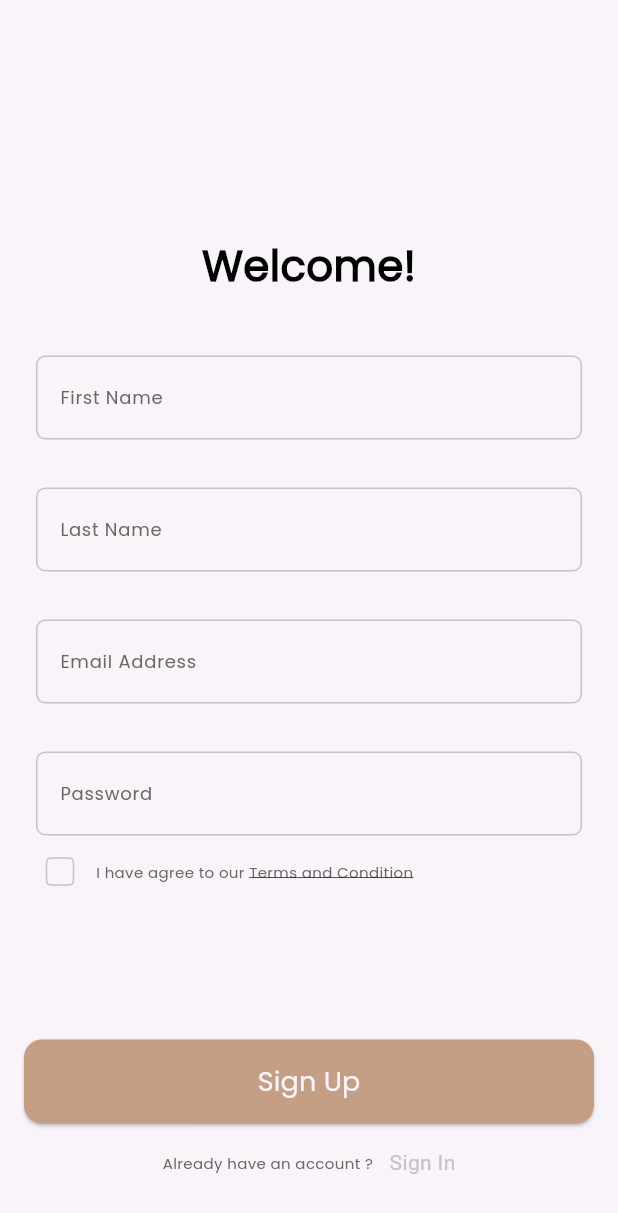
After one commit to ahmed10619/dalel, a Flutter app: the screen it shows after launch, after a tap on "Skip", after a tap on "Create Account", on a phone screen of 412 x 824 dp. The commit adds this screen. Shown: the top 1213 px of the screen. Run offline on Flutter 3.47's test engine with Material 3 defaults, Android fonts, the phone set to English and light mode, and no system bars; our stand-ins replace firebase_auth, firebase_core, flutter_bloc, get_it, go_router, shared_preferences and 1 more; accounts and stored records are empty.

Commit message:
create account with email and password

```diff
--- /dev/null
+++ b/lib/app/dalel_app.dart
@@ -0,0 +1,18 @@
+import 'package:dalel/core/routers/app_routers.dart';
+import 'package:dalel/core/utils/app_colors.dart';
+import 'package:flutter/material.dart';
+
+class Dalel extends StatelessWidget {
+  const Dalel({super.key});
+
+  @override
+  Widget build(BuildContext context) {
+    return MaterialApp.router(
+      debugShowCheckedModeBanner: false,
+      theme: ThemeData(
+        scaffoldBackgroundColor: AppColors.offWhite,
+      ),
+      routerConfig: routers,
+    );
+  }
+}
--- /dev/null
+++ b/lib/core/functions/chech_auth.dart
@@ -0,0 +1,11 @@
+import 'package:firebase_auth/firebase_auth.dart';
+
+void checkAuthMethod() {
+  FirebaseAuth.instance.authStateChanges().listen((User? user) {
+    if (user == null) {
+      print('User is currently signed out!');
+    } else {
+      print('User is signed in!');
+    }
+  });
+}
--- a/lib/features/auth/presentation/cubits/auth_cubit/auth_cubit.dart
+++ b/lib/features/auth/presentation/cubits/auth_cubit/auth_cubit.dart
@@ -1,7 +1,32 @@
+import 'package:firebase_auth/firebase_auth.dart';
 import 'package:flutter_bloc/flutter_bloc.dart';
 
 import 'auth_state.dart';
 
 class AuthCubit extends Cubit<AuthState> {
   AuthCubit() : super(AuthInitial());
+  late String firstName;
+  late String lastName;
+  late String emailAddress;
+  late String password;
+  signUpWithEmailAndPassword() async {
+    try {
+      emit(SignUpLoadingState());
+      final credential =
+          await FirebaseAuth.instance.createUserWithEmailAndPassword(
+        email: emailAddress,
+        password: password,
+      );
+      emit(SignUpSuccessState());
+    } on FirebaseAuthException catch (e) {
+      if (e.code == 'weak-password') {
+        emit(SignUpFialurState(errMsg: 'The password provided is too weak.'));
+      } else if (e.code == 'email-already-in-use') {
+        emit(SignUpFialurState(
+            errMsg: 'The account already exists for that email.'));
+      }
+    } catch (e) {
+      emit(SignUpFialurState(errMsg: e.toString()));
+    }
+  }
 }
--- a/lib/features/auth/presentation/cubits/auth_cubit/auth_state.dart
+++ b/lib/features/auth/presentation/cubits/auth_cubit/auth_state.dart
@@ -1,3 +1,13 @@
 sealed class AuthState {}
 
 final class AuthInitial extends AuthState {}
+
+final class SignUpLoadingState extends AuthState {}
+
+final class SignUpSuccessState extends AuthState {}
+
+final class SignUpFialurState extends AuthState {
+  final String errMsg;
+
+  SignUpFialurState({required this.errMsg});
+}
--- a/lib/features/auth/presentation/views/sign_up_view.dart
+++ b/lib/features/auth/presentation/views/sign_up_view.dart
@@ -1,9 +1,7 @@
 import 'package:dalel/core/utils/app_strings.dart';
-import 'package:dalel/core/widget/custom_button.dart';
-import 'package:dalel/features/auth/presentation/widgets/custom_agree_text.dart';
 import 'package:dalel/features/auth/presentation/widgets/custom_row_have_account.dart';
+import 'package:dalel/features/auth/presentation/widgets/custom_signup_form.dart';
 import 'package:dalel/features/auth/presentation/widgets/custom_text.dart';
-import 'package:dalel/features/auth/presentation/widgets/custom_text_field.dart';
 import 'package:flutter/material.dart';
 
 class SignUpView extends StatelessWidget {
@@ -11,67 +9,37 @@ class SignUpView extends StatelessWidget {
 
   @override
   Widget build(BuildContext context) {
-    return Scaffold(
+    return const Scaffold(
         body: Padding(
-      padding: const EdgeInsets.symmetric(horizontal: 16.0),
+      padding: EdgeInsets.symmetric(horizontal: 16.0),
       child: CustomScrollView(
         slivers: [
-          const SliverToBoxAdapter(
+          SliverToBoxAdapter(
             child: SizedBox(
               height: 157,
             ),
           ),
-          const SliverToBoxAdapter(
+          SliverToBoxAdapter(
             child: CustomText(text: AppStrings.welcome),
           ),
-          const SliverToBoxAdapter(
+          SliverToBoxAdapter(
             child: SizedBox(
               height: 8,
             ),
           ),
-          const SliverToBoxAdapter(
-            child: CustomTextField(
-              text: AppStrings.fristName,
-            ),
-          ),
-          const SliverToBoxAdapter(
-            child: CustomTextField(
-              text: AppStrings.lastName,
-            ),
-          ),
-          const SliverToBoxAdapter(
-            child: CustomTextField(
-              text: AppStrings.emailAddress,
-            ),
-          ),
-          const SliverToBoxAdapter(
-            child: CustomTextField(
-              text: AppStrings.password,
-            ),
-          ),
-          const SliverToBoxAdapter(
-            child: CustomAgreeText(),
-          ),
-          const SliverToBoxAdapter(
-            child: SizedBox(
-              height: 88,
-            ),
-          ),
+          SliverToBoxAdapter(child: CustomSignUpForm()),
           SliverToBoxAdapter(
-            child: CustomButton(text: AppStrings.signUp, onPressed: () {}),
-          ),
-          const SliverToBoxAdapter(
             child: SizedBox(
               height: 16,
             ),
           ),
-          const SliverToBoxAdapter(
+          SliverToBoxAdapter(
             child: RowAlreadyHaveAccountOrNotWidget(
               text: AppStrings.alreadyHaveAnAccount,
               textButton: AppStrings.signIn,
             ),
           ),
-          const SliverToBoxAdapter(
+          SliverToBoxAdapter(
             child: SizedBox(
               height: 24,
             ),
--- /dev/null
+++ b/lib/features/auth/presentation/widgets/custom_signup_form.dart
@@ -0,0 +1,59 @@
+import 'package:dalel/core/utils/app_strings.dart';
+import 'package:dalel/core/widget/custom_button.dart';
+import 'package:dalel/features/auth/presentation/cubits/auth_cubit/auth_cubit.dart';
+import 'package:dalel/features/auth/presentation/cubits/auth_cubit/auth_state.dart';
+import 'package:dalel/features/auth/presentation/widgets/custom_agree_text.dart';
+import 'package:dalel/features/auth/presentation/widgets/custom_text_field.dart';
+import 'package:flutter/material.dart';
+import 'package:flutter_bloc/flutter_bloc.dart';
+
+class CustomSignUpForm extends StatelessWidget {
+  const CustomSignUpForm({super.key});
+
+  @override
+  Widget build(BuildContext context) {
+    var authBloc = BlocProvider.of<AuthCubit>(context);
+    return BlocConsumer<AuthCubit, AuthState>(
+      listener: (context, state) {},
+      builder: (context, state) {
+        return Form(
+          child: Column(
+            children: [
+              CustomTextFormField(
+                text: AppStrings.fristName,
+                onChanged: (firstName) {
+                  authBloc.firstName = firstName;
+                },
+              ),
+              CustomTextFormField(
+                text: AppStrings.lastName,
+                onChanged: (lastName) {
+                  authBloc.lastName = lastName;
+                },
+              ),
+              CustomTextFormField(
+                text: AppStrings.emailAddress,
+                onChanged: (emailAddress) {
+                  authBloc.emailAddress = emailAddress;
+                },
+              ),
+              CustomTextFormField(
+                text: AppStrings.password,
+                onChanged: (password) {
+                  authBloc.password = password;
+                },
+              ),
+              const CustomAgreeText(),
+              const SizedBox(height: 88),
+              CustomButton(
+                  text: AppStrings.signUp,
+                  onPressed: () {
+                    authBloc.signUpWithEmailAndPassword();
+                  }),
+            ],
+          ),
+        );
+      },
+    );
+  }
+}
--- a/lib/features/auth/presentation/widgets/custom_text_field.dart
+++ b/lib/features/auth/presentation/widgets/custom_text_field.dart
@@ -2,14 +2,19 @@ import 'package:dalel/core/utils/app_colors.dart';
 import 'package:dalel/core/utils/custom_text_style.dart';
 import 'package:flutter/material.dart';
 
-class CustomTextField extends StatelessWidget {
-  const CustomTextField({super.key, required this.text});
+class CustomTextFormField extends StatelessWidget {
+  const CustomTextFormField(
+      {super.key, required this.text, this.onChanged, this.onFieldSubmitted});
   final String text;
+  final Function(String)? onChanged;
+  final Function(String)? onFieldSubmitted;
   @override
   Widget build(BuildContext context) {
     return Padding(
       padding: const EdgeInsets.only(right: 8, left: 8, top: 32),
-      child: TextField(
+      child: TextFormField(
+        onChanged: onChanged,
+        onFieldSubmitted: onFieldSubmitted,
         decoration: InputDecoration(
           labelText: text,
           labelStyle: CustomTextStyle.Poppins400Style16.copyWith(
--- a/lib/main.dart
+++ b/lib/main.dart
@@ -1,35 +1,17 @@
-// import 'package:dalel/core/database/cache/cache_helper.dart';
-import 'package:dalel/core/routers/app_routers.dart';
+import 'package:dalel/app/dalel_app.dart';
+import 'package:dalel/core/functions/chech_auth.dart';
 import 'package:dalel/core/services/service_locator.dart';
-import 'package:dalel/core/utils/app_colors.dart';
 import 'package:dalel/firebase_options.dart';
 import 'package:firebase_core/firebase_core.dart';
 import 'package:flutter/material.dart';
-
 import 'core/database/cache/cache_helper.dart';
 
 void main() async {
   WidgetsFlutterBinding.ensureInitialized();
-  await Firebase.initializeApp(
-    options: DefaultFirebaseOptions.currentPlatform,
-  );
+  await Firebase.initializeApp(options: DefaultFirebaseOptions.currentPlatform);
   seviceSetUp();
+  checkAuthMethod();
   await getIt<CacheHelper>().init();
 
   runApp(const Dalel());
 }
-
-class Dalel extends StatelessWidget {
-  const Dalel({super.key});
-
-  @override
-  Widget build(BuildContext context) {
-    return MaterialApp.router(
-      debugShowCheckedModeBanner: false,
-      theme: ThemeData(
-        scaffoldBackgroundColor: AppColors.offWhite,
-      ),
-      routerConfig: routers,
-    );
-  }
-}
--- a/pubspec.yaml
+++ b/pubspec.yaml
@@ -38,6 +38,7 @@ dependencies:
   smooth_page_indicator: ^1.2.1
   flutter_bloc: ^9.1.1
   firebase_core: ^4.1.0
+  firebase_auth: ^6.0.2
 
 dev_dependencies:
   flutter_lints: ^4.0.0
```
Also changed, not shown: pubspec.lock, 3 other files.
